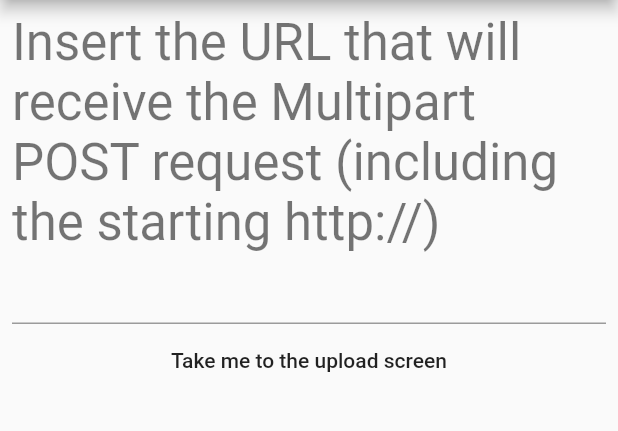
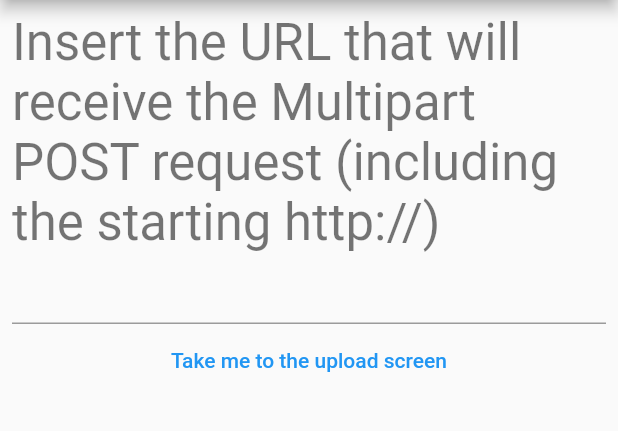
Before and after one commit to nithin-dot/Server_Sharing, a Flutter app: the screen it shows after launch, on a phone screen of 412 x 824 dp, the part 84-515 px from its top. Run offline on Flutter 3.47's test engine with Material 2 defaults, Android fonts, the phone set to English and light mode, and no system bars; our stand-ins replace file_picker.

Commit message:
changes added

```diff
--- a/mini_share/lib/main.dart
+++ b/mini_share/lib/main.dart
@@ -34,9 +34,10 @@ class StartPage extends StatelessWidget {
               TextField(
                 controller: controller,
                 onSubmitted: (str) =>
-                    switchScreen("http://10.10.110.5:3000/upload", context),
+                    //enter the ip address
+                    switchScreen("http://xx.xx.xxx.xx:xxxx/upload", context),
               ),
-              FlatButton(
+              TextButton(
                 child: Text("Take me to the upload screen"),
                 onPressed: () => switchScreen(controller.text, context),
               )
```
